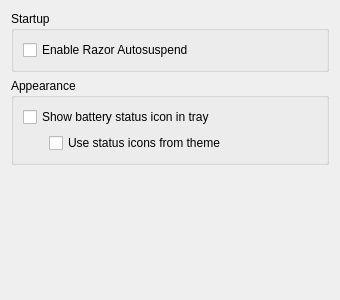
lxqt/lxqt-powermanagement, file config/generalsettings.ui: the form before one commit.
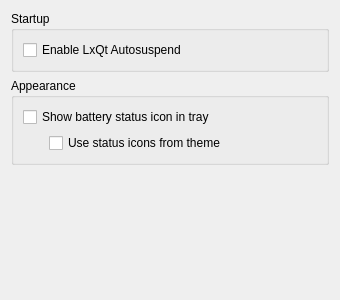
The form after the commit.

Commit message: Finish the crazy razor=>lxqt renaming tasks.

```diff
--- a/config/generalsettings.ui
+++ b/config/generalsettings.ui
@@ -23,7 +23,7 @@
       <item>
        <widget class="QCheckBox" name="startupCheckBox">
         <property name="text">
-         <string>Enable Razor Autosuspend</string>
+         <string>Enable LxQt Autosuspend</string>
         </property>
        </widget>
       </item>
```
The commit also changes 35 other files.
